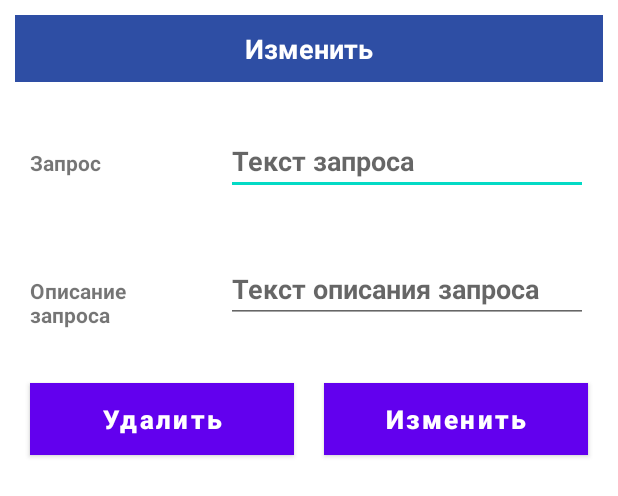
After one commit to Oxana9/volunteers, an Android app: the layout update_data.xml on its own in the app's theme, with its tools: preview values and no code run, on a phone screen of 412 x 824 dp. The commit adds this screen. Shown: the top 496 px of the screen. Run offline under Robolectric (Android 15) with nearby library versions, the phone set to English and light mode, and no system bars.

Commit message:
версия новая

```diff
--- a/app/src/main/java/com/example/volunteers/LoginActivity.java
+++ b/app/src/main/java/com/example/volunteers/LoginActivity.java
@@ -42,6 +42,11 @@ public class LoginActivity extends AppCompatActivity {
         getSupportActionBar().setTitle("Вход");
         mAuth = FirebaseAuth.getInstance();
         loader = new ProgressDialog(this);
+
+//        if (mAuth != null) {
+//            Intent intent = new Intent(LoginActivity.this, HomeActivity.class);
+//            startActivity(intent);
+//        }
 
         loginEmail = findViewById(R.id.loginEmail);
         loginPwd = findViewById(R.id.loginPassword);
--- /dev/null
+++ b/app/src/main/res/layout/update_data.xml
@@ -0,0 +1,148 @@
+<?xml version="1.0" encoding="utf-8"?>
+<LinearLayout
+    xmlns:android="http://schemas.android.com/apk/res/android" android:layout_width="match_parent"
+    android:orientation="vertical"
+    android:layout_height="match_parent">
+
+    <TextView
+        android:layout_width="match_parent"
+        android:layout_height="wrap_content"
+        android:layout_margin="10dp"
+        android:text="Изменить"
+        android:gravity="center"
+        android:background="@color/er"
+        android:textColor="@color/white"
+        android:padding="10dp"
+        android:textSize="18sp"
+        android:textStyle="bold"
+        />
+
+    <LinearLayout
+        android:layout_width="match_parent"
+        android:layout_height="wrap_content"
+        android:layout_margin="10dp"
+        android:orientation="horizontal"
+        >
+
+        <RelativeLayout
+            android:layout_width="0dp"
+            android:layout_height="wrap_content"
+            android:layout_weight="2">
+
+            <TextView
+                android:layout_width="match_parent"
+                android:layout_height="wrap_content"
+                android:text="Запрос"
+                android:textStyle="bold"
+                android:layout_margin="10dp"
+                />
+
+        </RelativeLayout>
+
+        <RelativeLayout
+            android:layout_width="0dp"
+            android:layout_height="wrap_content"
+            android:layout_weight="4">
+
+            <EditText
+                android:layout_width="match_parent"
+                android:layout_height="wrap_content"
+                android:hint="Текст запроса"
+                android:textStyle="bold"
+                android:id="@+id/mEditTextTask"
+                android:layout_margin="10dp"
+                />
+
+        </RelativeLayout>
+
+    </LinearLayout>
+
+    <LinearLayout
+        android:layout_width="match_parent"
+        android:layout_height="wrap_content"
+        android:layout_margin="10dp"
+        android:orientation="horizontal"
+        >
+
+        <RelativeLayout
+            android:layout_width="0dp"
+            android:layout_height="wrap_content"
+            android:layout_weight="2">
+
+            <TextView
+                android:layout_width="match_parent"
+                android:layout_height="wrap_content"
+                android:text="Описание запроса"
+                android:textStyle="bold"
+                android:layout_margin="10dp"
+                />
+
+        </RelativeLayout>
+
+        <RelativeLayout
+            android:layout_width="0dp"
+            android:layout_height="wrap_content"
+            android:layout_weight="4">
+
+            <EditText
+                android:layout_width="match_parent"
+                android:layout_height="wrap_content"
+                android:hint="Текст описания запроса"
+                android:textStyle="bold"
+                android:id="@+id/mEdit"
+                android:layout_margin="10dp"
+                />
+
+        </RelativeLayout>
+
+    </LinearLayout>
+
+    <LinearLayout
+        android:layout_width="match_parent"
+        android:layout_height="wrap_content"
+        android:layout_margin="10dp"
+        android:orientation="horizontal">
+
+        <RelativeLayout
+            android:layout_width="0dp"
+            android:layout_height="wrap_content"
+            android:layout_weight="2">
+
+            <Button
+                android:id="@+id/btnDelete"
+                android:text="Удалить"
+                android:layout_width="match_parent"
+                android:layout_height="wrap_content"
+                android:textAllCaps="false"
+                android:background="@color/er"
+                android:textColor="@color/white"
+                android:textSize="17sp"
+                android:textStyle="bold"
+                android:layout_margin="10dp"
+                />
+
+        </RelativeLayout>
+
+        <RelativeLayout
+            android:layout_width="0dp"
+            android:layout_height="wrap_content"
+            android:layout_weight="2">
+
+            <Button
+                android:id="@+id/btnSave"
+                android:text="Изменить"
+                android:layout_width="match_parent"
+                android:layout_height="wrap_content"
+                android:textAllCaps="false"
+                android:background="@color/er"
+                android:textColor="@color/white"
+                android:textSize="17sp"
+                android:textStyle="bold"
+                android:layout_margin="10dp"
+                />
+
+        </RelativeLayout>
+
+    </LinearLayout>
+
+</LinearLayout>
```
Also changed, not shown: app/src/main/java/com/example/volunteers/HomeActivity.java (+113 -0 lines), app/src/main/res/menu/main_menu.xml (added, +9 -0 lines).
